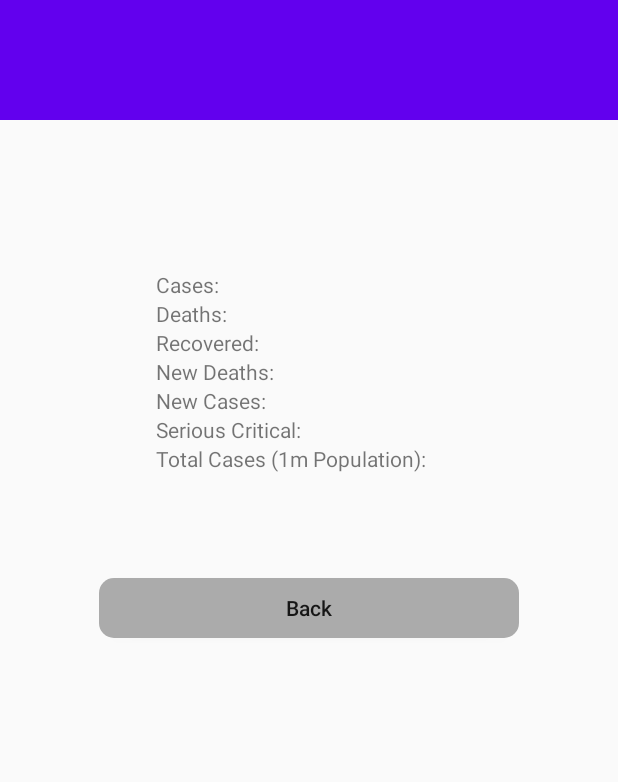
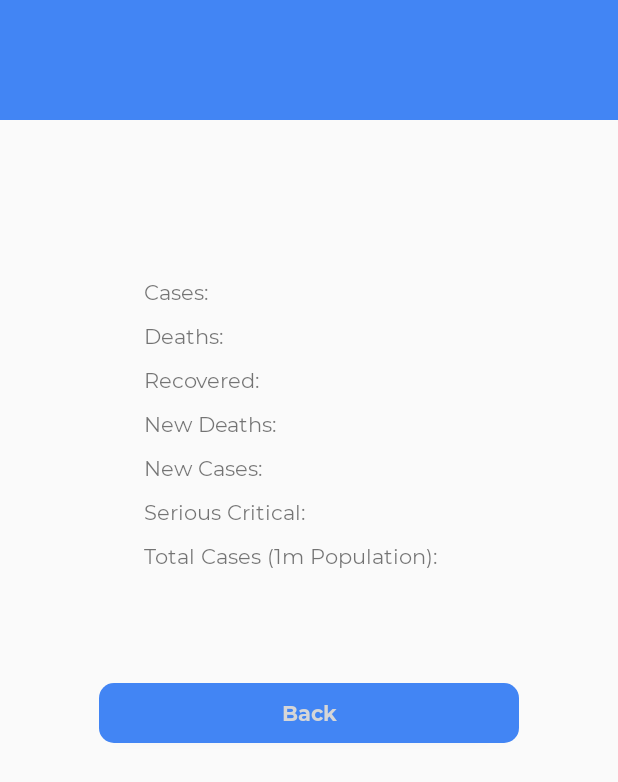
Before and after one commit to Rudnicky/Coronavirus, an Android app: the layout activity_country_detail.xml on its own in the app's theme, with its tools: preview values and no code run, on a phone screen of 412 x 824 dp. Shown: the top 782 px of the screen. Run offline under Robolectric (Android 15) with nearby library versions, the phone set to English and light mode, and no system bars.

```diff
--- a/app/build.gradle
+++ b/app/build.gradle
@@ -53,4 +53,6 @@ dependencies {
     /* Dagger2 - default dependency */
     annotationProcessor 'com.google.dagger:dagger-compiler:2.17'
 
+    implementation 'androidx.cardview:cardview:1.0.0'
+
 }
--- /dev/null
+++ b/app/src/main/res/drawable/background_toast.xml
@@ -0,0 +1,6 @@
+<?xml version="1.0" encoding="utf-8"?>
+<shape xmlns:android="http://schemas.android.com/apk/res/android" android:shape="rectangle" >
+    <solid android:color="@color/colorPrimaryHalf" />
+    <stroke android:width="1dp" android:color="@color/colorAccent"/>
+    <corners android:radius="45dp" />
+</shape>
--- a/app/src/main/res/drawable/button_background.xml
+++ b/app/src/main/res/drawable/button_background.xml
@@ -2,6 +2,6 @@
 <shape xmlns:android="http://schemas.android.com/apk/res/android"
     android:shape="rectangle" android:padding="10dp">
     <!-- you can use any color you want I used here gray color-->
-    <solid android:color="#ABABAB"/>
+    <solid android:color="@color/colorPrimary"/>
     <corners android:radius="10dp"/>
 </shape>
--- a/app/src/main/res/layout/activity_country_detail.xml
+++ b/app/src/main/res/layout/activity_country_detail.xml
@@ -30,6 +30,7 @@
                 android:id="@+id/headerText"
                 android:layout_marginLeft="10dp"
                 android:layout_gravity="center_vertical"
+                android:fontFamily="@font/montserrat_bold"
                 android:layout_width="match_parent"
                 style="@style/HeaderStyle"
                 android:textStyle="bold"
@@ -39,11 +40,36 @@
 
         <TableLayout
             android:layout_marginTop="50dp"
+            app:tabPaddingStart="10dp"
+            app:tabPaddingEnd="10dp"
             android:layout_gravity="center_horizontal"
             android:layout_width="wrap_content"
             android:layout_height="wrap_content">
 
             <TableRow
+                android:layout_margin="5dp"
+                android:layout_width="match_parent"
+                android:layout_height="wrap_content">
+
+                <TextView
+                    android:layout_width="wrap_content"
+                    android:layout_height="wrap_content"
+                    android:fontFamily="@font/montserrat_regular"
+                    android:layout_column="0"
+                    android:text="Cases: "/>
+
+                <TextView
+                    android:layout_marginLeft="20dp"
+                    android:id="@+id/casesText"
+                    android:fontFamily="@font/montserrat_regular"
+                    android:layout_width="wrap_content"
+                    android:layout_height="wrap_content"
+                    android:layout_column="1"/>
+
+            </TableRow>
+
+            <TableRow
+                android:layout_margin="5dp"
                 android:layout_width="match_parent"
                 android:layout_height="wrap_content">
 
@@ -51,11 +77,13 @@
                     android:layout_width="wrap_content"
                     android:layout_height="wrap_content"
                     android:layout_column="0"
-                    android:text="Cases: "/>
+                    android:fontFamily="@font/montserrat_regular"
+                    android:text="Deaths: "/>
 
                 <TextView
                     android:layout_marginLeft="20dp"
-                    android:id="@+id/casesText"
+                    android:id="@+id/deathsText"
+                    android:fontFamily="@font/montserrat_regular"
                     android:layout_width="wrap_content"
                     android:layout_height="wrap_content"
                     android:layout_column="1"/>
@@ -63,6 +91,7 @@
             </TableRow>
 
             <TableRow
+                android:layout_margin="5dp"
                 android:layout_width="match_parent"
                 android:layout_height="wrap_content">
 
@@ -70,18 +99,21 @@
                     android:layout_width="wrap_content"
                     android:layout_height="wrap_content"
                     android:layout_column="0"
-                    android:text="Deaths: "/>
+                    android:fontFamily="@font/montserrat_regular"
+                    android:text="Recovered: "/>
 
                 <TextView
                     android:layout_marginLeft="20dp"
-                    android:id="@+id/deathsText"
+                    android:id="@+id/totalRecoveredText"
                     android:layout_width="wrap_content"
                     android:layout_height="wrap_content"
+                    android:fontFamily="@font/montserrat_regular"
                     android:layout_column="1"/>
 
             </TableRow>
 
             <TableRow
+                android:layout_margin="5dp"
                 android:layout_width="match_parent"
                 android:layout_height="wrap_content">
 
@@ -89,18 +121,21 @@
                     android:layout_width="wrap_content"
                     android:layout_height="wrap_content"
                     android:layout_column="0"
-                    android:text="Recovered: "/>
+                    android:fontFamily="@font/montserrat_regular"
+                    android:text="New Deaths: "/>
 
                 <TextView
                     android:layout_marginLeft="20dp"
-                    android:id="@+id/totalRecoveredText"
+                    android:id="@+id/newDeathsText"
                     android:layout_width="wrap_content"
                     android:layout_height="wrap_content"
+                    android:fontFamily="@font/montserrat_regular"
                     android:layout_column="1"/>
 
             </TableRow>
 
             <TableRow
+                android:layout_margin="5dp"
                 android:layout_width="match_parent"
                 android:layout_height="wrap_content">
 
@@ -108,18 +143,21 @@
                     android:layout_width="wrap_content"
                     android:layout_height="wrap_content"
                     android:layout_column="0"
-                    android:text="New Deaths: "/>
+                    android:fontFamily="@font/montserrat_regular"
+                    android:text="New Cases: "/>
 
                 <TextView
                     android:layout_marginLeft="20dp"
-                    android:id="@+id/newDeathsText"
+                    android:id="@+id/newCasesText"
                     android:layout_width="wrap_content"
                     android:layout_height="wrap_content"
+                    android:fontFamily="@font/montserrat_regular"
                     android:layout_column="1"/>
 
             </TableRow>
 
             <TableRow
+                android:layout_margin="5dp"
                 android:layout_width="match_parent"
                 android:layout_height="wrap_content">
 
@@ -127,18 +165,21 @@
                     android:layout_width="wrap_content"
                     android:layout_height="wrap_content"
                     android:layout_column="0"
-                    android:text="New Cases: "/>
+                    android:fontFamily="@font/montserrat_regular"
+                    android:text="Serious Critical: "/>
 
                 <TextView
                     android:layout_marginLeft="20dp"
-                    android:id="@+id/newCasesText"
+                    android:id="@+id/seriousText"
                     android:layout_width="wrap_content"
                     android:layout_height="wrap_content"
+                    android:fontFamily="@font/montserrat_regular"
                     android:layout_column="1"/>
 
             </TableRow>
 
             <TableRow
+                android:layout_margin="5dp"
                 android:layout_width="match_parent"
                 android:layout_height="wrap_content">
 
@@ -146,25 +187,7 @@
                     android:layout_width="wrap_content"
                     android:layout_height="wrap_content"
                     android:layout_column="0"
-                    android:text="Serious Critical: "/>
-
-                <TextView
-                    android:layout_marginLeft="20dp"
-                    android:id="@+id/seriousText"
-                    android:layout_width="wrap_content"
-                    android:layout_height="wrap_content"
-                    android:layout_column="1"/>
-
-            </TableRow>
-
-            <TableRow
-                android:layout_width="match_parent"
-                android:layout_height="wrap_content">
-
-                <TextView
-                    android:layout_width="wrap_content"
-                    android:layout_height="wrap_content"
-                    android:layout_column="0"
+                    android:fontFamily="@font/montserrat_regular"
                     android:text="Total Cases (1m Population): "/>
 
                 <TextView
@@ -172,6 +195,7 @@
                     android:id="@+id/activeCasesText"
                     android:layout_width="wrap_content"
                     android:layout_height="wrap_content"
+                    android:fontFamily="@font/montserrat_regular"
                     android:layout_column="1"/>
 
             </TableRow>
@@ -188,6 +212,8 @@
         android:layout_height="40dp"
         android:text="Back"
         android:textAllCaps = "false"
+        android:textColor="@color/white"
+        android:fontFamily="@font/montserrat_bold"
         android:background="@drawable/button_background"
         android:layout_gravity="center" />
 
--- a/app/src/main/res/layout/activity_main.xml
+++ b/app/src/main/res/layout/activity_main.xml
@@ -22,6 +22,7 @@
             android:layout_height="wrap_content"
             android:icon="@drawable/ic_public_24px"
             android:id="@+id/TotalTab"
+            android:fontFamily="@font/montserrat_bold"
             android:text="Total" />
 
         <com.google.android.material.tabs.TabItem
@@ -29,6 +30,7 @@
             android:layout_height="wrap_content"
             android:icon="@drawable/ic_outlined_flag_24px"
             android:id="@+id/CountryTab"
+            android:fontFamily="@font/montserrat_bold"
             android:text="Countries" />
 
         <com.google.android.material.tabs.TabItem
@@ -36,6 +38,7 @@
             android:layout_height="wrap_content"
             android:icon="@drawable/ic_info_24px"
             android:id="@+id/InfoTab"
+            android:fontFamily="@font/montserrat_bold"
             android:text="Info" />
 
     </com.google.android.material.tabs.TabLayout>
--- a/app/src/main/res/layout/country_row_headers.xml
+++ b/app/src/main/res/layout/country_row_headers.xml
@@ -7,18 +7,23 @@
     <TextView
         android:layout_width="wrap_content"
         android:layout_height="wrap_content"
+        android:fontFamily="@font/montserrat_bold"
         android:layout_weight="1"
         android:text="Country" />
 
     <TextView
         android:layout_width="wrap_content"
         android:layout_height="wrap_content"
+        android:fontFamily="@font/montserrat_bold"
+        android:layout_marginLeft="10dp"
         android:layout_weight="1"
         android:text="Cases" />
 
     <TextView
         android:layout_width="wrap_content"
         android:layout_height="wrap_content"
+        android:fontFamily="@font/montserrat_bold"
+        android:layout_marginLeft="5dp"
         android:layout_weight="1"
         android:text="Deaths" />
 
--- a/app/src/main/res/layout/fragment_country.xml
+++ b/app/src/main/res/layout/fragment_country.xml
@@ -44,10 +44,11 @@
             android:id="@+id/headers"
             android:layout_width="match_parent"
             android:layout_height="wrap_content"
-            android:layout_marginBottom="10dp" />
+            android:layout_margin="10dp" />
 
         <ListView
             android:id="@+id/list"
+            android:divider="@android:color/transparent"
             android:layout_width="match_parent"
             android:layout_height="match_parent" />
 
--- a/app/src/main/res/layout/info_section_view.xml
+++ b/app/src/main/res/layout/info_section_view.xml
@@ -17,6 +17,7 @@
         android:id="@+id/headerText"
         style="@style/HeaderStyle"
         android:layout_width="wrap_content"
+        android:fontFamily="@font/montserrat_bold"
         android:layout_height="wrap_content"
         android:layout_gravity="center_horizontal" />
 
@@ -24,6 +25,7 @@
         android:layout_marginTop="20dp"
         android:id="@+id/primaryText"
         style="@style/PrimaryTextStyle"
+        android:fontFamily="@font/montserrat_regular"
         android:layout_width="wrap_content"
         android:layout_height="wrap_content"
         android:layout_gravity="center_horizontal" />
--- a/app/src/main/res/layout/total_view.xml
+++ b/app/src/main/res/layout/total_view.xml
@@ -19,6 +19,7 @@
             android:layout_width="wrap_content"
             android:layout_height="wrap_content"
             android:textAlignment="center"
+            android:fontFamily="@font/montserrat_regular"
             android:textSize="28dp"
             android:layout_marginLeft="5dp" />
     </LinearLayout>
@@ -27,6 +28,7 @@
         android:layout_marginTop="3dp"
         android:layout_width="wrap_content"
         android:layout_height="wrap_content"
+        android:fontFamily="@font/montserrat_regular"
         android:layout_gravity="center_horizontal"
         android:text="Total Confirmed Cases" />
 </LinearLayout>
--- a/app/src/main/res/values/colors.xml
+++ b/app/src/main/res/values/colors.xml
@@ -1,6 +1,7 @@
 <?xml version="1.0" encoding="utf-8"?>
 <resources>
-    <color name="colorPrimary">#6200EE</color>
-    <color name="colorPrimaryDark">#3700B3</color>
-    <color name="colorAccent">#03DAC5</color>
+    <color name="colorPrimary">#4285F4</color>
+    <color name="colorPrimaryHalf">#CC4285F4</color>
+    <color name="colorPrimaryDark">#4285F4</color>
+    <color name="colorAccent">#FBBC05</color>
 </resources>
--- a/app/src/main/res/values/styles.xml
+++ b/app/src/main/res/values/styles.xml
@@ -15,7 +15,8 @@
 
     <style name="MainToolbarTheme" parent="ThemeOverlay.AppCompat.Light">
         <item name="android:textColorPrimary">@android:color/white</item> <!-- Text color of Toolbar Title -->
-        <item name="android:textColorSecondary">@android:color/white</item> <!-- Icon color of the Toolbar -->
+        <item name="android:textColorSecondary">@color/colorAccent</item> <!-- Icon color of the Toolbar -->
+        <item name="fontFamily">@font/montserrat_regular</item>
     </style>
 
     <style name="HeaderStyle" parent="@style/Widget.AppCompat.TextView">
```
Also changed, not shown: app/src/main/java/com/example/coronavirus/fragments/TotalFragment.java (+27 -1 lines), app/src/main/res/drawable/ic_virus_accent.xml (added, +18 -0 lines), app/src/main/res/font/montserrat.xml (added, +11 -0 lines), app/src/main/res/layout/country_row.xml (+9 -0 lines), app/src/main/res/layout/layout_country_list_item.xml (+21 -2 lines), app/src/main/res/layout/toast_custom.xml (added, +25 -0 lines), app/src/main/res/font/montserrat_bold.ttf (added), app/src/main/res/font/montserrat_regular.ttf (added).
